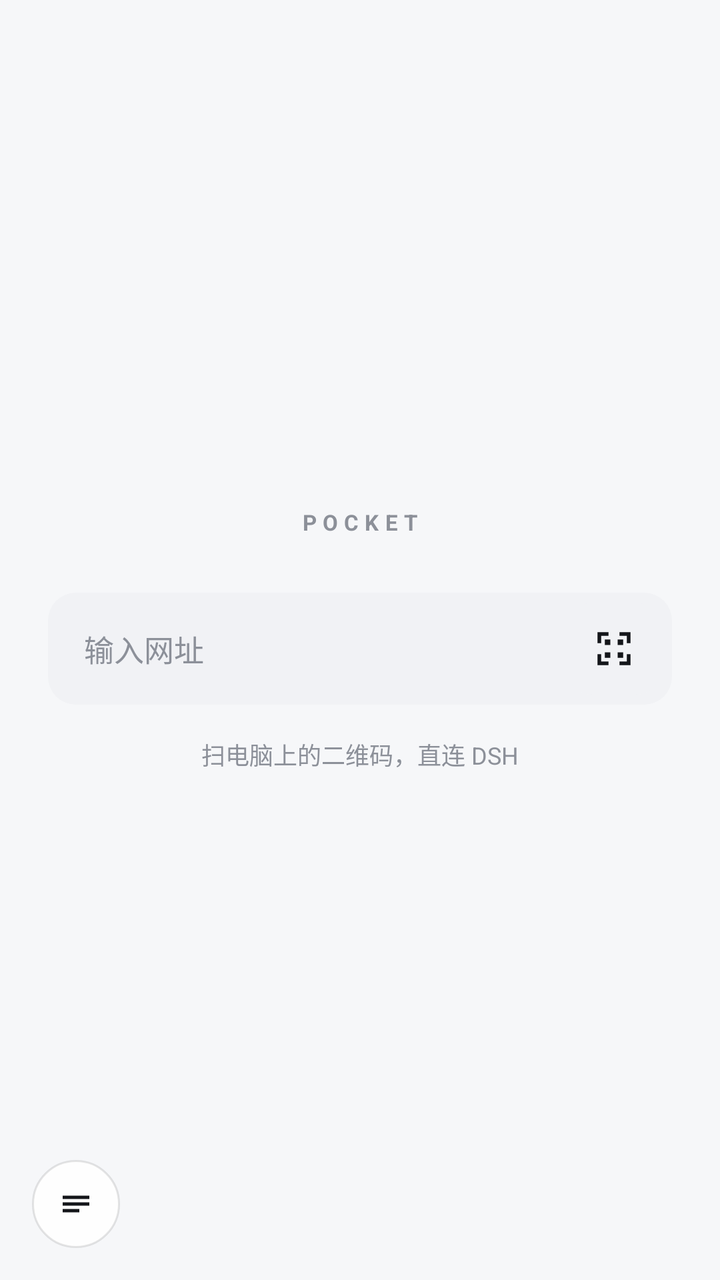
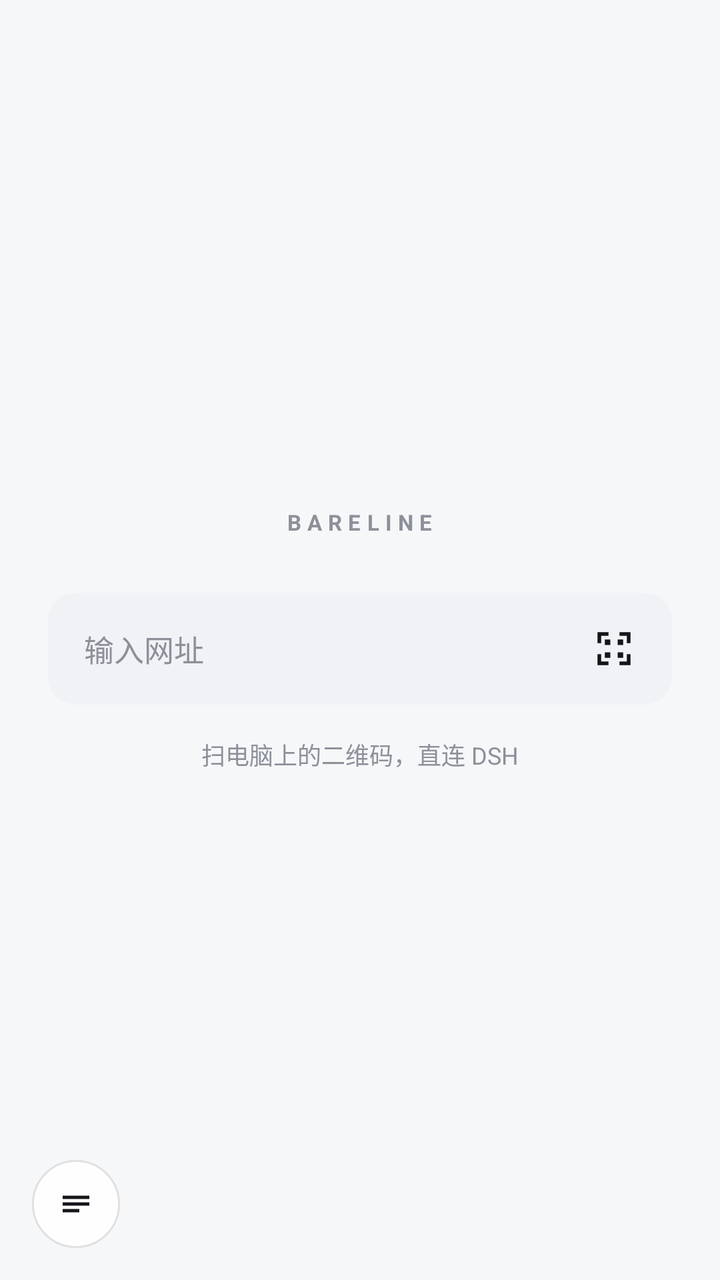

An Android layout rendered at two revisions. The XML below is the earlier revision; the diff shows what the commit changed to produce the second picture.
<!-- AndroidManifest.xml: application theme AppTheme -->
<!-- res/layout/activity_main.xml -->
<?xml version="1.0" encoding="utf-8"?>
<FrameLayout xmlns:android="http://schemas.android.com/apk/res/android"
    android:id="@+id/root"
    android:layout_width="match_parent"
    android:layout_height="match_parent"
    android:background="@color/bg">

    
    <WebView
        android:id="@+id/web"
        android:layout_width="match_parent"
        android:layout_height="match_parent"
        android:background="@color/bg"
        android:visibility="gone" />

    
    <LinearLayout
        android:id="@+id/homeLayer"
        android:layout_width="match_parent"
        android:layout_height="match_parent"
        android:gravity="center"
        android:orientation="vertical"
        android:paddingLeft="24dp"
        android:paddingRight="24dp">

        <TextView
            android:layout_width="wrap_content"
            android:layout_height="wrap_content"
            android:layout_marginBottom="28dp"
            android:letterSpacing="0.28"
            android:text="POCKET"
            android:textColor="@color/muted"
            android:textSize="11sp"
            android:textStyle="bold" />

        <LinearLayout
            android:layout_width="match_parent"
            android:layout_height="56dp"
            android:background="@drawable/bg_field"
            android:gravity="center_vertical"
            android:orientation="horizontal"
            android:paddingLeft="18dp"
            android:paddingRight="6dp">

            <EditText
                android:id="@+id/urlInput"
                android:layout_width="0dp"
                android:layout_height="match_parent"
                android:layout_weight="1"
                android:background="@null"
                android:hint="输入网址"
                android:imeOptions="actionGo"
                android:importantForAutofill="no"
                android:inputType="textUri"
                android:maxLines="1"
                android:singleLine="true"
                android:textColor="@color/ink"
                android:textColorHint="@color/muted"
                android:textSize="15sp" />

            <ImageButton
                android:id="@+id/scanBtn"
                android:layout_width="46dp"
                android:layout_height="46dp"
                android:background="@drawable/bg_scan_btn"
                android:contentDescription="扫码"
                android:padding="12dp"
                android:scaleType="fitCenter"
                android:src="@drawable/ic_scan" />
        </LinearLayout>

        <TextView
            android:id="@+id/homeHint"
            android:layout_width="wrap_content"
            android:layout_height="wrap_content"
            android:layout_marginTop="16dp"
            android:text="扫电脑上的二维码，直连 DSH"
            android:textColor="@color/muted"
            android:textSize="12sp" />
    </LinearLayout>

    
    <View
        android:id="@+id/scrim"
        android:layout_width="match_parent"
        android:layout_height="match_parent"
        android:background="#00000000"
        android:visibility="gone" />

    
    <LinearLayout
        android:id="@+id/panel"
        android:layout_width="286dp"
        android:layout_height="wrap_content"
        android:layout_gravity="bottom|left"
        android:layout_marginLeft="16dp"
        android:layout_marginBottom="70dp"
        android:background="@drawable/bg_panel"
        android:elevation="10dp"
        android:orientation="vertical"
        android:paddingTop="6dp"
        android:paddingBottom="6dp"
        android:visibility="gone">

        
        <LinearLayout
            android:id="@+id/barRow"
            android:layout_width="match_parent"
            android:layout_height="50dp"
            android:gravity="center_vertical"
            android:orientation="horizontal"
            android:paddingLeft="4dp"
            android:paddingRight="4dp"
            android:visibility="gone">

            <ImageButton
                android:id="@+id/btnBack"
                android:layout_width="38dp"
                android:layout_height="38dp"
                android:background="?android:attr/selectableItemBackgroundBorderless"
                android:contentDescription="后退"
                android:padding="9dp"
                android:scaleType="fitCenter"
                android:src="@drawable/ic_back" />

            <EditText
                android:id="@+id/barInput"
                android:layout_width="0dp"
                android:layout_height="36dp"
                android:layout_marginLeft="2dp"
                android:layout_marginRight="2dp"
                android:layout_weight="1"
                android:background="@drawable/bg_field"
                android:hint="输入网址"
                android:imeOptions="actionGo"
                android:importantForAutofill="no"
                android:inputType="textUri"
                android:maxLines="1"
                android:paddingLeft="12dp"
                android:paddingRight="12dp"
                android:singleLine="true"
                android:textColor="@color/ink"
                android:textColorHint="@color/muted"
                android:textSize="12sp" />

            <ImageButton
                android:id="@+id/btnReload"
                android:layout_width="38dp"
                android:layout_height="38dp"
                android:background="?android:attr/selectableItemBackgroundBorderless"
                android:contentDescription="刷新"
                android:padding="9dp"
                android:scaleType="fitCenter"
                android:src="@drawable/ic_reload" />

            <ImageButton
                android:id="@+id/btnScan2"
                android:layout_width="38dp"
                android:layout_height="38dp"
                android:background="?android:attr/selectableItemBackgroundBorderless"
                android:contentDescription="扫码"
                android:padding="9dp"
                android:scaleType="fitCenter"
                android:src="@drawable/ic_scan" />
        </LinearLayout>

        <LinearLayout
            android:id="@+id/listHeader"
            android:layout_width="match_parent"
            android:layout_height="wrap_content"
            android:gravity="center_vertical"
            android:orientation="horizontal"
            android:paddingLeft="16dp"
            android:paddingTop="4dp"
            android:paddingRight="10dp"
            android:paddingBottom="2dp">

            <TextView
                android:id="@+id/listTitle"
                android:layout_width="0dp"
                android:layout_height="wrap_content"
                android:layout_weight="1"
                android:text="最近打开"
                android:textColor="@color/muted"
                android:textSize="11sp"
                android:textStyle="bold" />

            <TextView
                android:id="@+id/btnClear"
                android:layout_width="wrap_content"
                android:layout_height="wrap_content"
                android:padding="6dp"
                android:text="清空"
                android:textColor="@color/muted"
                android:textSize="11sp" />
        </LinearLayout>

        
        <LinearLayout
            android:id="@+id/btnVault"
            android:layout_width="match_parent"
            android:layout_height="42dp"
            android:background="?android:attr/selectableItemBackground"
            android:gravity="center_vertical"
            android:orientation="horizontal"
            android:paddingLeft="16dp"
            android:paddingRight="16dp">

            <ImageView
                android:layout_width="17dp"
                android:layout_height="17dp"
                android:contentDescription="密码库"
                android:src="@drawable/ic_key"
                android:tint="@color/muted" />

            <TextView
                android:layout_width="0dp"
                android:layout_height="wrap_content"
                android:layout_marginLeft="10dp"
                android:layout_weight="1"
                android:text="密码库"
                android:textColor="@color/ink"
                android:textSize="13sp" />

            <TextView
                android:id="@+id/vaultCount"
                android:layout_width="wrap_content"
                android:layout_height="wrap_content"
                android:textColor="@color/muted"
                android:textSize="11sp" />
        </LinearLayout>

        <View
            android:layout_width="match_parent"
            android:layout_height="1dp"
            android:layout_marginLeft="16dp"
            android:layout_marginRight="16dp"
            android:background="@color/line" />

        <ScrollView
            android:id="@+id/listScroll"
            android:layout_width="match_parent"
            android:layout_height="wrap_content"
            android:maxHeight="260dp"
            android:overScrollMode="never">

            <LinearLayout
                android:id="@+id/linkList"
                android:layout_width="match_parent"
                android:layout_height="wrap_content"
                android:orientation="vertical"
                android:paddingLeft="8dp"
                android:paddingRight="8dp" />
        </ScrollView>
    </LinearLayout>

    
    <ImageButton
        android:id="@+id/fab"
        android:layout_width="44dp"
        android:layout_height="44dp"
        android:layout_gravity="bottom|left"
        android:layout_marginLeft="16dp"
        android:layout_marginBottom="16dp"
        android:background="@drawable/bg_fab"
        android:contentDescription="最近打开"
        android:elevation="6dp"
        android:padding="12dp"
        android:scaleType="fitCenter"
        android:src="@drawable/ic_list" />

    
    <ImageButton
        android:id="@+id/fabKey"
        android:layout_width="44dp"
        android:layout_height="44dp"
        android:layout_gravity="bottom|left"
        android:layout_marginLeft="16dp"
        android:layout_marginBottom="68dp"
        android:background="@drawable/bg_key_fab"
        android:contentDescription="填入密码"
        android:elevation="6dp"
        android:padding="11dp"
        android:scaleType="fitCenter"
        android:src="@drawable/ic_key"
        android:visibility="gone" />

    
    <FrameLayout
        android:id="@+id/vaultHost"
        android:layout_width="match_parent"
        android:layout_height="match_parent"
        android:elevation="20dp"
        android:visibility="gone" />

</FrameLayout>
<!-- resources referenced by this layout -->
<resources>
  <color name="bg">#FFF6F7F9</color>
  <color name="ink">#FF14161A</color>
  <color name="line">#FFE9EAEE</color>
  <color name="muted">#FF8C9099</color>
  <!-- drawable bg_fab (drawable) -->
  <?xml version="1.0" encoding="utf-8"?>
  <shape xmlns:android="http://schemas.android.com/apk/res/android"
      android:shape="oval">
      
      <solid android:color="#E6FFFFFF" />
      <stroke
          android:width="1dp"
          android:color="#1A000000" />
  </shape>
  <!-- drawable bg_field (drawable) -->
  <?xml version="1.0" encoding="utf-8"?>
  <shape xmlns:android="http://schemas.android.com/apk/res/android"
      android:shape="rectangle">
      <solid android:color="@color/field" />
      <corners android:radius="14dp" />
  </shape>
  <!-- drawable bg_key_fab (drawable) -->
  <?xml version="1.0" encoding="utf-8"?>
  <shape xmlns:android="http://schemas.android.com/apk/res/android"
      android:shape="oval">
      <solid android:color="@color/accent" />
  </shape>
  <!-- drawable bg_panel (drawable) -->
  <?xml version="1.0" encoding="utf-8"?>
  <shape xmlns:android="http://schemas.android.com/apk/res/android"
      android:shape="rectangle">
      <solid android:color="@color/sheet" />
      <corners android:radius="16dp" />
      <stroke
          android:width="1dp"
          android:color="@color/line" />
  </shape>
  <!-- drawable bg_scan_btn (drawable) -->
  <?xml version="1.0" encoding="utf-8"?>
  <shape xmlns:android="http://schemas.android.com/apk/res/android"
      android:shape="rectangle">
      <solid android:color="@color/field" />
      <corners android:radius="12dp" />
  </shape>
  <!-- drawable ic_back (drawable) -->
  <?xml version="1.0" encoding="utf-8"?>
  <vector xmlns:android="http://schemas.android.com/apk/res/android"
      android:width="24dp"
      android:height="24dp"
      android:viewportWidth="24"
      android:viewportHeight="24"
      android:tint="@color/ink">
      <path
          android:fillColor="#FFFFFFFF"
          android:pathData="M15.4,7.4L14,6l-6,6 6,6 1.4,-1.4L10.8,12z" />
  </vector>
  <!-- drawable ic_key (drawable) -->
  <?xml version="1.0" encoding="utf-8"?>
  <vector xmlns:android="http://schemas.android.com/apk/res/android"
      android:width="24dp"
      android:height="24dp"
      android:viewportWidth="24"
      android:viewportHeight="24"
      android:tint="#FFFFFFFF">
      <path
          android:fillColor="#FFFFFFFF"
          android:pathData="M12.65,10C11.83,7.67 9.61,6 7,6c-3.31,0 -6,2.69 -6,6s2.69,6 6,6c2.61,0 4.83,-1.67 5.65,-4H17v4h4v-4h2v-4H12.65zM7,14c-1.1,0 -2,-0.9 -2,-2s0.9,-2 2,-2 2,0.9 2,2 -0.9,2 -2,2z" />
  </vector>
  <!-- drawable ic_list (drawable) -->
  <?xml version="1.0" encoding="utf-8"?>
  <vector xmlns:android="http://schemas.android.com/apk/res/android"
      android:width="24dp"
      android:height="24dp"
      android:viewportWidth="24"
      android:viewportHeight="24"
      android:tint="@color/ink">
      <path
          android:fillColor="#FFFFFFFF"
          android:pathData="M4,7h16v2H4zM4,11h16v2H4zM4,15h10v2H4z" />
  </vector>
  <style name="AppTheme" parent="@android:style/Theme.Material.Light.NoActionBar">
          <item name="android:windowBackground">@color/bg</item>
          <item name="android:statusBarColor">@color/bg</item>
          <item name="android:navigationBarColor">@color/bg</item>
          <item name="android:windowLightStatusBar">true</item>
          <item name="android:colorAccent">@color/accent</item>
          <item name="android:colorControlActivated">@color/accent</item>
      </style>
  <color name="field">#FFF1F2F5</color>
  <color name="accent">#FF2F62FF</color>
  <color name="sheet">#FFFFFFFF</color>
  <!-- unchanged entries left out for length: 2 -->
</resources>

<!-- the commit's change to res/layout/activity_main.xml (unified diff, before → after) -->
@@ -28,7 +28,7 @@
             android:layout_height="wrap_content"
             android:layout_marginBottom="28dp"
             android:letterSpacing="0.28"
-            android:text="POCKET"
+            android:text="BARELINE"
             android:textColor="@color/muted"
             android:textSize="11sp"
             android:textStyle="bold" />
